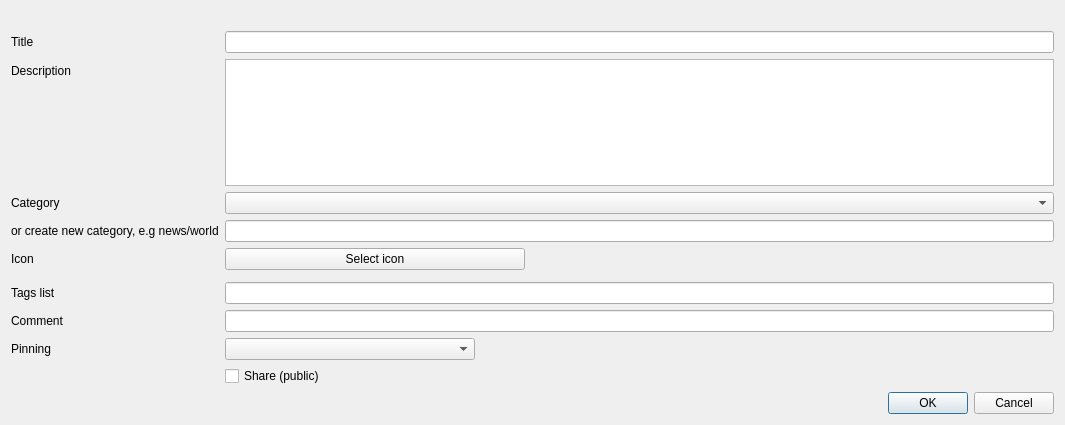
Old version of the form galacteek/ui/addhashmarkdialog.ui in the repository pinnaculum/galacteek.
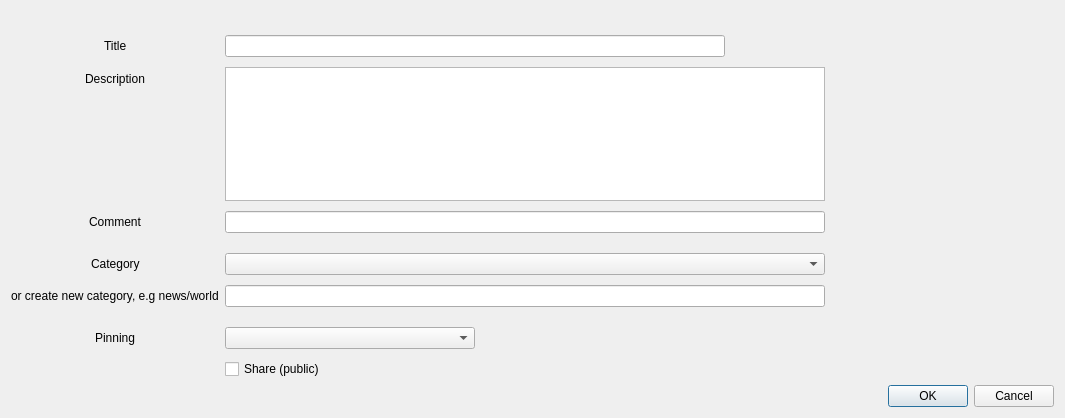
New version of the form. Icons and pictures are not drawn.

Diff of the .ui file:
```diff
--- a/galacteek/ui/addhashmarkdialog.ui
+++ b/galacteek/ui/addhashmarkdialog.ui
@@ -7,27 +7,50 @@
     <x>0</x>
     <y>0</y>
     <width>1065</width>
-    <height>425</height>
+    <height>418</height>
    </rect>
   </property>
   <property name="sizePolicy">
-   <sizepolicy hsizetype="Maximum" vsizetype="Preferred">
+   <sizepolicy hsizetype="Expanding" vsizetype="Expanding">
     <horstretch>0</horstretch>
     <verstretch>0</verstretch>
    </sizepolicy>
   </property>
   <property name="maximumSize">
    <size>
-    <width>1071</width>
+    <width>16777215</width>
     <height>16777215</height>
    </size>
   </property>
   <property name="windowTitle">
-   <string>Add hashmark dialog</string>
+   <string>Add new hashmark</string>
+  </property>
+  <property name="windowIcon">
+   <iconset resource="galacteek.qrc">
+    <normaloff>:/share/icons/hashmarks.png</normaloff>:/share/icons/hashmarks.png</iconset>
+  </property>
+  <property name="styleSheet">
+   <string notr="true"/>
   </property>
   <layout class="QVBoxLayout" name="verticalLayout">
    <item>
     <layout class="QFormLayout" name="formLayout">
+     <property name="labelAlignment">
+      <set>Qt::AlignCenter</set>
+     </property>
+     <property name="formAlignment">
+      <set>Qt::AlignHCenter|Qt::AlignTop</set>
+     </property>
+     <property name="verticalSpacing">
+      <number>10</number>
+     </property>
+     <item row="0" column="0">
+      <widget class="QLabel" name="hashmarksIconLabel">
+       <property name="text">
+        <string/>
+       </property>
+      </widget>
+     </item>
      <item row="0" column="1">
       <widget class="QLabel" name="resourceLabel">
        <property name="minimumSize">
@@ -56,6 +79,18 @@
      </item>
      <item row="1" column="1">
       <widget class="QLineEdit" name="title">
+       <property name="sizePolicy">
+        <sizepolicy hsizetype="Expanding" vsizetype="Fixed">
+         <horstretch>0</horstretch>
+         <verstretch>0</verstretch>
+        </sizepolicy>
+       </property>
+       <property name="maximumSize">
+        <size>
+         <width>500</width>
+         <height>16777215</height>
+        </size>
+       </property>
        <property name="maxLength">
         <number>128</number>
        </property>
@@ -70,82 +105,99 @@
      </item>
      <item row="2" column="1">
       <widget class="QTextEdit" name="description">
+       <property name="maximumSize">
+        <size>
+         <width>600</width>
+         <height>16777215</height>
+        </size>
+       </property>
        <property name="acceptRichText">
         <bool>false</bool>
        </property>
       </widget>
      </item>
      <item row="3" column="0">
+      <widget class="QLabel" name="label_6">
+       <property name="text">
+        <string>Comment</string>
+       </property>
+      </widget>
+     </item>
+     <item row="3" column="1">
+      <widget class="QLineEdit" name="comment">
+       <property name="maximumSize">
+        <size>
+         <width>600</width>
+         <height>16777215</height>
+        </size>
+       </property>
+       <property name="maxLength">
+        <number>128</number>
+       </property>
+      </widget>
+     </item>
+     <item row="4" column="1">
+      <spacer name="verticalSpacer">
+       <property name="orientation">
+        <enum>Qt::Vertical</enum>
+       </property>
+       <property name="sizeHint" stdset="0">
+        <size>
+         <width>20</width>
+         <height>40</height>
+        </size>
+       </property>
+      </spacer>
+     </item>
+     <item row="5" column="0">
       <widget class="QLabel" name="label_2">
        <property name="text">
         <string>Category</string>
        </property>
       </widget>
      </item>
-     <item row="3" column="1">
-      <widget class="QComboBox" name="category"/>
+     <item row="5" column="1">
+      <widget class="QComboBox" name="category">
+       <property name="maximumSize">
+        <size>
+         <width>600</width>
+         <height>16777215</height>
+        </size>
+       </property>
+      </widget>
      </item>
-     <item row="4" column="0">
+     <item row="6" column="0">
       <widget class="QLabel" name="label_4">
        <property name="text">
         <string>or create new category, e.g news/world</string>
        </property>
       </widget>
      </item>
-     <item row="4" column="1">
+     <item row="6" column="1">
       <widget class="QLineEdit" name="newCategory">
-       <property name="maxLength">
-        <number>128</number>
-       </property>
-      </widget>
-     </item>
-     <item row="5" column="0">
-      <widget class="QLabel" name="label_9">
-       <property name="text">
-        <string>Icon</string>
-       </property>
-      </widget>
-     </item>
-     <item row="5" column="1">
-      <widget class="QPushButton" name="selectIconButton">
        <property name="maximumSize">
         <size>
-         <width>300</width>
+         <width>600</width>
          <height>16777215</height>
         </size>
        </property>
-       <property name="text">
-        <string>Select icon</string>
-       </property>
-      </widget>
-     </item>
-     <item row="7" column="0">
-      <widget class="QLabel" name="label_5">
-       <property name="text">
-        <string>Tags list</string>
+       <property name="maxLength">
+        <number>128</number>
        </property>
       </widget>
      </item>
      <item row="7" column="1">
-      <widget class="QLineEdit" name="tags">
-       <property name="maxLength">
-        <number>256</number>
+      <spacer name="verticalSpacer_2">
+       <property name="orientation">
+        <enum>Qt::Vertical</enum>
        </property>
-      </widget>
-     </item>
-     <item row="8" column="0">
-      <widget class="QLabel" name="label_6">
-       <property name="text">
-        <string>Comment</string>
+       <property name="sizeHint" stdset="0">
+        <size>
+         <width>20</width>
+         <height>40</height>
+        </size>
        </property>
-      </widget>
-     </item>
-     <item row="8" column="1">
-      <widget class="QLineEdit" name="comment">
-       <property name="maxLength">
-        <number>128</number>
-       </property>
-      </widget>
+      </spacer>
      </item>
      <item row="9" column="0">
       <widget class="QLabel" name="label_8">
```
Left out of the diff: 7 changed lines with no effect on the pictures.
